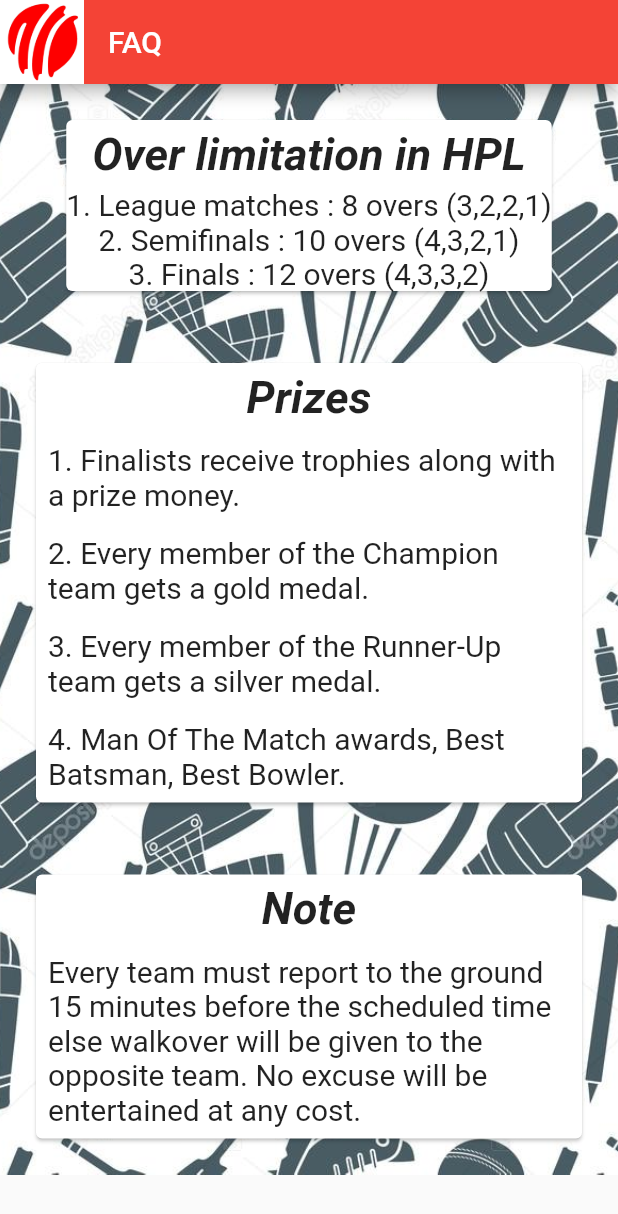
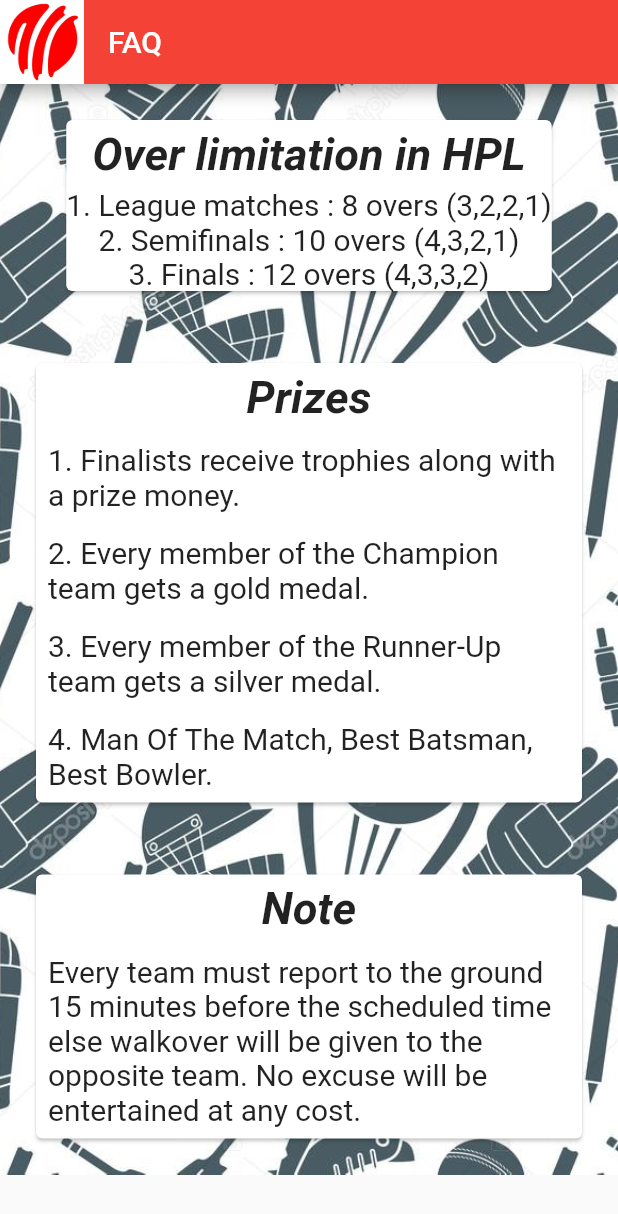
Before and after one commit to piyushsinha24/flutter_hpl, a Flutter app: the FaqPage screen opened directly, on a phone screen of 412 x 824 dp. Shown: the top 1214 px of the screen. Run offline on Flutter 3.47's test engine with Material 2 defaults, Android fonts, the light colour scheme and no system bars.

```diff
--- a/lib/pages/faq.dart
+++ b/lib/pages/faq.dart
@@ -70,7 +70,7 @@
                       ),
                       Padding(
                         padding: const EdgeInsets.all(8.0),
-                        child: Text('4. Man Of The Match awards, Best Batsman, Best Bowler.',style: TextStyle(fontSize: 20.0),),
+                        child: Text('4. Man Of The Match, Best Batsman, Best Bowler.',style: TextStyle(fontSize: 20.0),),
                       ),
                     ],
                   ),
```
